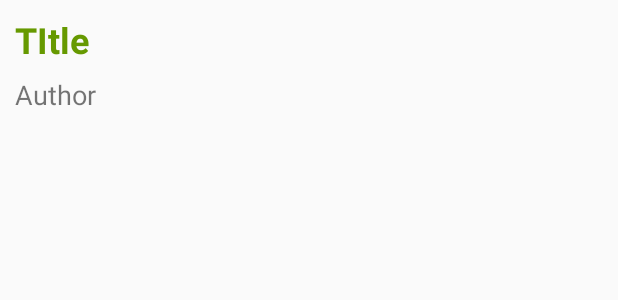
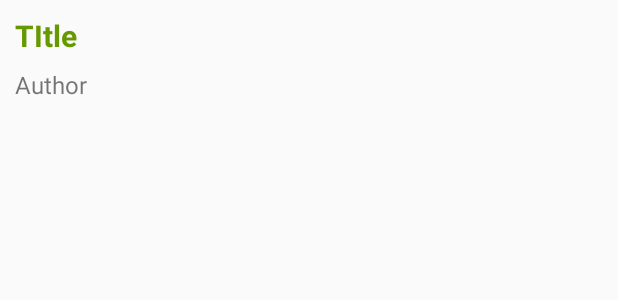
Before and after one commit to harrison-chin/Android-BookShopper, an Android app: the layout book_list_item.xml on its own in the app's theme, with its tools: preview values and no code run, on a phone screen of 412 x 824 dp. Shown: the top 300 px of the screen. Run offline under Robolectric (Android 15) with nearby library versions, the phone set to English and light mode, and no system bars; network calls fail.

Commit message:
Update books title text font size

```diff
--- a/app/src/main/res/layout/book_list_item.xml
+++ b/app/src/main/res/layout/book_list_item.xml
@@ -16,7 +16,7 @@
         android:paddingTop="8dp"
         android:text="TItle"
         android:textColor="@android:color/holo_green_dark"
-        android:textSize="24sp"
+        android:textSize="20sp"
         android:textStyle="bold" />
 
     <TextView
@@ -35,6 +35,6 @@
         android:paddingTop="0dp"
         android:text="Author"
         android:textAlignment="textStart"
-        android:textSize="18sp" />
+        android:textSize="16sp" />
 
 </RelativeLayout>
```
